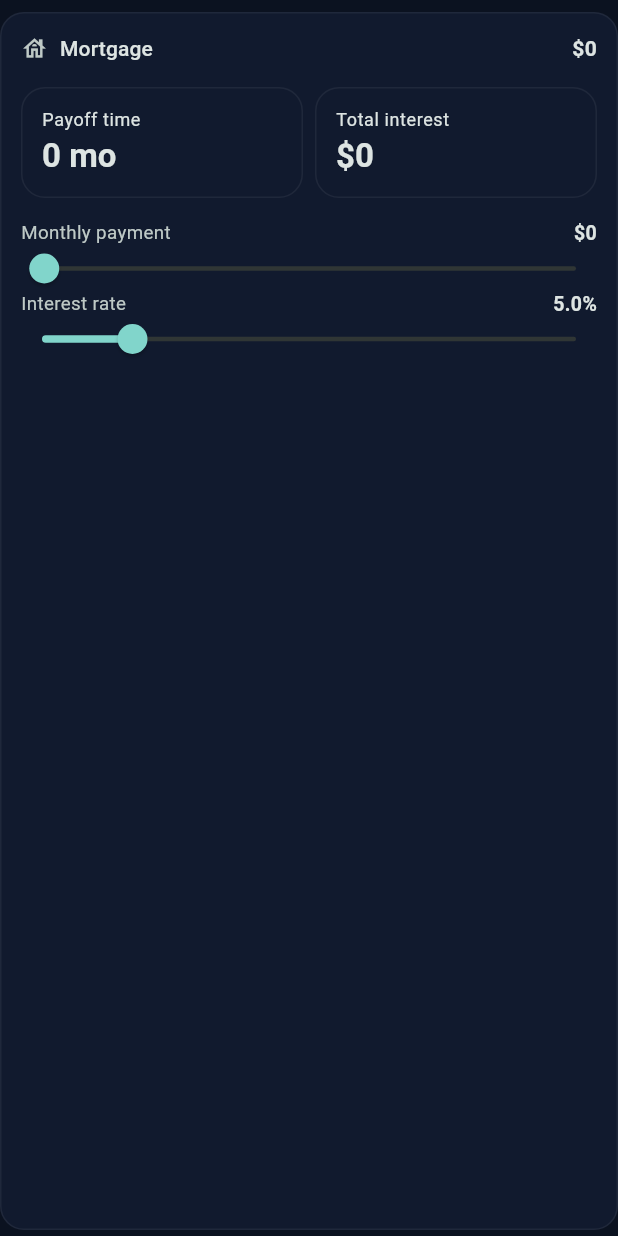
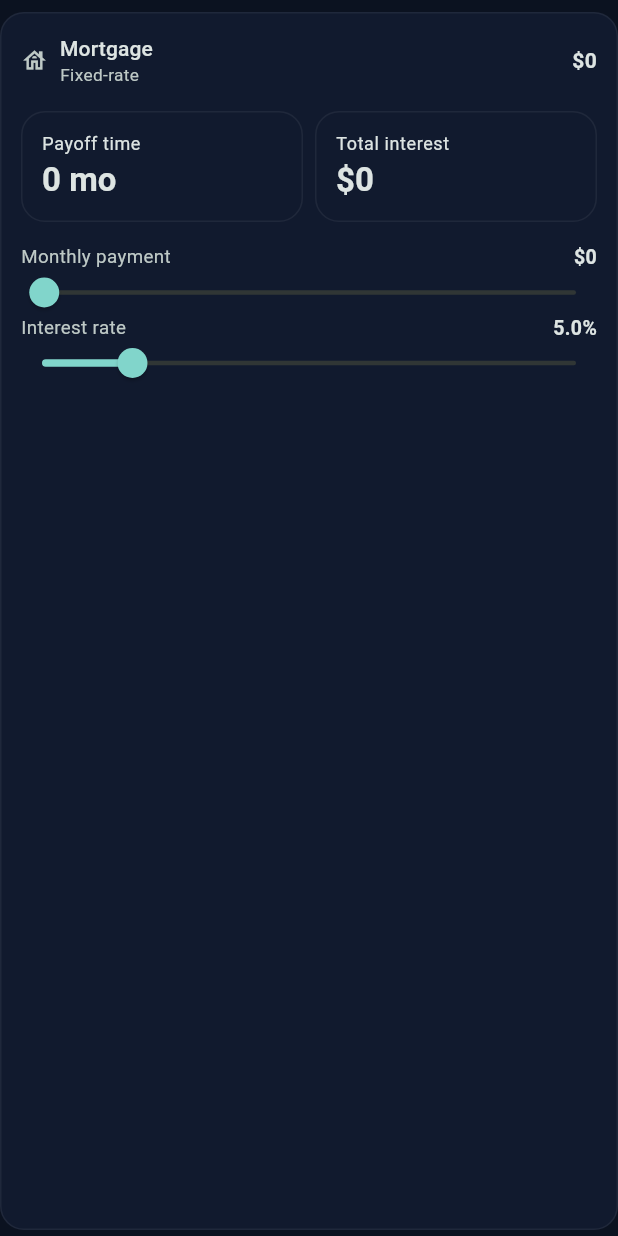
Before and after one commit to Bobs-Dev-Attic/Wealthy, a Flutter app: the _DebtCard widget shown alone on an empty page, opened directly with empty values, on a phone screen of 412 x 824 dp. Run offline on Flutter 3.47's test engine with Material 3 defaults, Android fonts, the phone set to English and light mode, and no system bars; our stand-ins replace fl_chart, flutter_riverpod, go_router, qr_flutter, shared_preferences, supabase_flutter; missing offline and left inert: mobile_scanner; accounts and stored records are empty.

Commit message:
Liabilities: name field, mortgage type, amortization params (#26)
- Add an editable Name field to each liability (was previously stuck on
  the default 'New debt').
- For mortgages, add a Mortgage type field (Fixed / Variable / Jumbo)
  plus optional Term (years) and Extra monthly payment parameters.
- Extra payment flows into the plan (annualPayment / payoff / balanceAfter
  use total payment), so paying more pays the loan down faster everywhere.
- Debt tab shows the mortgage kind / term / extra as a subtitle, folds
  extra payment into the schedule, and gains a Yearly / 5-yr toggle that —
  together with the term bound — makes the amortization table concise.
- Migration adds mortgage_kind, term_years, extra_monthly_payment.


Claude-Session: https://claude.ai/code/session_018xKGDew6xYs3piMjpbgCt5

Co-authored-by: Claude <noreply@anthropic.com>

```diff
--- a/lib/models/liability.dart
+++ b/lib/models/liability.dart
@@ -3,6 +3,30 @@ import 'dart:math' as math;
 /// Debt the user owes — reduces net worth and, while outstanding, adds a
 /// payment to annual expenses.
 enum LiabilityType { mortgage, auto, student, creditCard, loan, other }
+
+/// For mortgages, the rate/loan structure (informational + shown on the debt
+/// schedule).
+enum MortgageKind { fixed, variable, jumbo }
+
+extension MortgageKindX on MortgageKind {
+  String get db => switch (this) {
+        MortgageKind.fixed => 'fixed',
+        MortgageKind.variable => 'variable',
+        MortgageKind.jumbo => 'jumbo',
+      };
+  String get label => switch (this) {
+        MortgageKind.fixed => 'Fixed-rate',
+        MortgageKind.variable => 'Variable / ARM',
+        MortgageKind.jumbo => 'Jumbo',
+      };
+  static MortgageKind? fromDb(String? s) {
+    if (s == null || s.isEmpty) return null;
+    for (final k in MortgageKind.values) {
+      if (k.db == s) return k;
+    }
+    return null;
+  }
+}
 
 extension LiabilityTypeX on LiabilityType {
   String get db => switch (this) {
@@ -33,6 +57,15 @@ class Liability {
   final double interestRate;
   final double monthlyPayment;
 
+  /// Mortgage-only structure (null for non-mortgages).
+  final MortgageKind? mortgageKind;
+
+  /// Optional loan term in years (0 = unspecified). Bounds the schedule.
+  final int termYears;
+
+  /// Optional extra amount paid each month on top of [monthlyPayment].
+  final double extraMonthlyPayment;
+
   const Liability({
     this.id,
     required this.name,
@@ -40,6 +73,9 @@ class Liability {
     required this.balance,
     this.interestRate = 0.05,
     this.monthlyPayment = 0,
+    this.mortgageKind,
+    this.termYears = 0,
+    this.extraMonthlyPayment = 0,
   });
 
   Liability copyWith({
@@ -49,6 +85,9 @@ class Liability {
     double? balance,
     double? interestRate,
     double? monthlyPayment,
+    MortgageKind? mortgageKind,
+    int? termYears,
+    double? extraMonthlyPayment,
   }) =>
       Liability(
         id: id ?? this.id,
@@ -57,6 +96,9 @@ class Liability {
         balance: balance ?? this.balance,
         interestRate: interestRate ?? this.interestRate,
         monthlyPayment: monthlyPayment ?? this.monthlyPayment,
+        mortgageKind: mortgageKind ?? this.mortgageKind,
+        termYears: termYears ?? this.termYears,
+        extraMonthlyPayment: extraMonthlyPayment ?? this.extraMonthlyPayment,
       );
 
   factory Liability.fromJson(Map<String, dynamic> j) => Liability(
@@ -66,6 +108,9 @@ class Liability {
         balance: (j['balance'] as num?)?.toDouble() ?? 0,
         interestRate: (j['interest_rate'] as num?)?.toDouble() ?? 0.05,
         monthlyPayment: (j['monthly_payment'] as num?)?.toDouble() ?? 0,
+        mortgageKind: MortgageKindX.fromDb(j['mortgage_kind'] as String?),
+        termYears: (j['term_years'] as num?)?.toInt() ?? 0,
+        extraMonthlyPayment: (j['extra_monthly_payment'] as num?)?.toDouble() ?? 0,
       );
 
   Map<String, dynamic> toInsert(String userId) => {
@@ -75,20 +120,27 @@ class Liability {
         'balance': balance,
         'interest_rate': interestRate,
         'monthly_payment': monthlyPayment,
+        'mortgage_kind': mortgageKind?.db,
+        'term_years': termYears,
+        'extra_monthly_payment': extraMonthlyPayment,
       };
 
-  double get annualPayment => monthlyPayment * 12;
+  /// Total paid each month, including any extra payment.
+  double get totalMonthlyPayment => monthlyPayment + extraMonthlyPayment;
+
+  double get annualPayment => totalMonthlyPayment * 12;
 
   /// Years to pay off at the current payment using the standard amortization
   /// formula. Returns 99 if the payment never covers the interest.
   double get payoffYears {
     if (balance <= 0) return 0;
-    if (monthlyPayment <= 0) return 99;
+    final pay = totalMonthlyPayment;
+    if (pay <= 0) return 99;
     final r = interestRate / 12;
-    if (r <= 0) return (balance / monthlyPayment) / 12;
+    if (r <= 0) return (balance / pay) / 12;
     final monthlyInterest = balance * r;
-    if (monthlyPayment <= monthlyInterest) return 99;
-    final n = -math.log(1 - (r * balance) / monthlyPayment) / math.log(1 + r);
+    if (pay <= monthlyInterest) return 99;
+    final n = -math.log(1 - (r * balance) / pay) / math.log(1 + r);
     return n / 12;
   }
 
@@ -97,15 +149,16 @@ class Liability {
     if (balance <= 0) return 0;
     final months = years * 12;
     final r = interestRate / 12;
-    if (monthlyPayment <= 0) {
+    final pay = totalMonthlyPayment;
+    if (pay <= 0) {
       // No payments: balance grows with interest.
       return balance * math.pow(1 + r, months).toDouble();
     }
     if (r <= 0) {
-      return math.max(0, balance - monthlyPayment * months);
+      return math.max(0, balance - pay * months);
     }
     final grown = balance * math.pow(1 + r, months).toDouble();
-    final paid = monthlyPayment * ((math.pow(1 + r, months).toDouble() - 1) / r);
+    final paid = pay * ((math.pow(1 + r, months).toDouble() - 1) / r);
     return math.max(0, grown - paid);
   }
 }
--- a/lib/screens/planner/result_tabs.dart
+++ b/lib/screens/planner/result_tabs.dart
@@ -380,16 +380,24 @@ class DebtView extends ConsumerWidget {
   }
 }
 
-class _DebtCard extends StatelessWidget {
+class _DebtCard extends StatefulWidget {
   const _DebtCard({super.key, required this.liability, required this.onChanged});
   final Liability liability;
   final ValueChanged<Liability> onChanged;
+  @override
+  State<_DebtCard> createState() => _DebtCardState();
+}
+
+class _DebtCardState extends State<_DebtCard> {
+  int _groupYears = 1;
 
   @override
   Widget build(BuildContext context) {
-    final l = liability;
+    final l = widget.liability;
+    final onChanged = widget.onChanged;
     final cs = Theme.of(context).colorScheme;
-    final sched = _amortize(l.balance, l.interestRate, l.monthlyPayment);
+    final pay = l.totalMonthlyPayment; // includes any extra payment
+    final sched = _amortize(l.balance, l.interestRate, pay);
     final monthlyInterest = l.balance * l.interestRate / 12;
 
     // Slider bounds, kept wide enough to always contain the current value.
@@ -397,6 +405,12 @@ class _DebtCard extends StatelessWidget {
         .reduce(math.max)
         .ceilToDouble();
     final rateMax = math.max(0.30, l.interestRate);
+
+    final subtitle = <String>[
+      if (l.type == LiabilityType.mortgage && l.mortgageKind != null) l.mortgageKind!.label,
+      if (l.termYears > 0) '${l.termYears}-yr term',
+      if (l.extraMonthlyPayment > 0) '+${money(l.extraMonthlyPayment)}/mo extra',
+    ].join('  ·  ');
 
     return Card(
       margin: const EdgeInsets.only(top: 8, bottom: 4),
@@ -409,8 +423,16 @@ class _DebtCard extends StatelessWidget {
               Icon(_debtIcon(l.type), size: 18, color: cs.onSurfaceVariant),
               const SizedBox(width: 8),
               Expanded(
-                child: Text(l.name.isEmpty ? l.type.label : l.name,
-                    style: Theme.of(context).textTheme.titleSmall),
+                child: Column(
+                  crossAxisAlignment: CrossAxisAlignment.start,
+                  mainAxisSize: MainAxisSize.min,
+                  children: [
+                    Text(l.name.isEmpty ? l.type.label : l.name,
+                        style: Theme.of(context).textTheme.titleSmall),
+                    if (subtitle.isNotEmpty)
+                      Text(subtitle, style: TextStyle(fontSize: 11.5, color: cs.onSurfaceVariant)),
+                  ],
+                ),
               ),
               Text(money(l.balance), style: const TextStyle(fontWeight: FontWeight.bold)),
             ]),
@@ -434,7 +456,7 @@ class _DebtCard extends StatelessWidget {
                   const SizedBox(width: 6),
                   Expanded(
                     child: Text(
-                      'Payment of ${money(l.monthlyPayment)} doesn\'t cover ${money(monthlyInterest)}/mo '
+                      'Payment of ${money(pay)} doesn\'t cover ${money(monthlyInterest)}/mo '
                       'in interest — the balance never goes down. Raise the payment below.',
                       style: TextStyle(fontSize: 12, color: cs.error),
                     ),
@@ -462,9 +484,26 @@ class _DebtCard extends StatelessWidget {
             ),
             if (sched.amortizes && sched.years.isNotEmpty) ...[
               const SizedBox(height: 6),
-              Text('Amortization (per year)', style: Theme.of(context).textTheme.labelLarge),
+              Row(children: [
+                Expanded(
+                  child: Text('Amortization', style: Theme.of(context).textTheme.labelLarge),
+                ),
+                SegmentedButton<int>(
+                  style: ButtonStyle(
+                    visualDensity: VisualDensity.compact,
+                    textStyle: WidgetStatePropertyAll(TextStyle(fontSize: 11.5)),
+                  ),
+                  segments: const [
+                    ButtonSegment(value: 1, label: Text('Yearly')),
+                    ButtonSegment(value: 5, label: Text('5-yr')),
+                  ],
+                  selected: {_groupYears},
+                  showSelectedIcon: false,
+                  onSelectionChanged: (s) => setState(() => _groupYears = s.first),
+                ),
+              ]),
               const SizedBox(height: 4),
-              _AmortTable(years: sched.years),
+              _AmortTable(years: sched.years, groupYears: _groupYears, termYears: l.termYears),
             ],
           ],
         ),
@@ -521,18 +560,38 @@ class _SliderRow extends StatelessWidget {
 }
 
 class _AmortTable extends StatelessWidget {
-  const _AmortTable({required this.years});
+  const _AmortTable({required this.years, this.groupYears = 1, this.termYears = 0});
   final List<_DebtYear> years;
+  final int groupYears;
+  final int termYears;
+
   @override
   Widget build(BuildContext context) {
     final cs = Theme.of(context).colorScheme;
     final head = TextStyle(fontSize: 11.5, fontWeight: FontWeight.w600, color: cs.onSurfaceVariant);
     const cell = TextStyle(fontSize: 12);
+
+    // Optionally bound the schedule to the loan term, then group rows.
+    var rows = termYears > 0 ? years.where((y) => y.year <= termYears).toList() : years;
+    final groups = <({String label, double principal, double interest, double balance})>[];
+    final step = groupYears < 1 ? 1 : groupYears;
+    for (var i = 0; i < rows.length; i += step) {
+      final chunk = rows.sublist(i, math.min(i + step, rows.length));
+      groups.add((
+        label: chunk.length == 1
+            ? '${chunk.first.year}'
+            : '${chunk.first.year}–${chunk.last.year}',
+        principal: chunk.fold(0.0, (s, y) => s + y.principal),
+        interest: chunk.fold(0.0, (s, y) => s + y.interest),
+        balance: chunk.last.endingBalance,
+      ));
+    }
+
     Widget row(String a, String b, String c, String d, {TextStyle? style, Color? bg}) => Container(
           color: bg,
           padding: const EdgeInsets.symmetric(vertical: 4, horizontal: 6),
           child: Row(children: [
-            SizedBox(width: 38, child: Text(a, style: style ?? cell)),
+            SizedBox(width: 52, child: Text(a, style: style ?? cell)),
             Expanded(child: Text(b, style: style ?? cell, textAlign: TextAlign.right)),
             Expanded(child: Text(c, style: style ?? cell, textAlign: TextAlign.right)),
             Expanded(child: Text(d, style: style ?? cell, textAlign: TextAlign.right)),
@@ -540,14 +599,14 @@ class _AmortTable extends StatelessWidget {
         );
     return Column(
       children: [
-        row('Yr', 'Principal', 'Interest', 'Balance', style: head),
-        for (final y in years)
+        row(groupYears > 1 ? 'Years' : 'Yr', 'Principal', 'Interest', 'Balance', style: head),
+        for (var i = 0; i < groups.length; i++)
           row(
-            '${y.year}',
-            money(y.principal),
-            money(y.interest),
-            money(y.endingBalance),
-            bg: y.year.isEven ? cs.surfaceContainerHighest.withValues(alpha: 0.3) : null,
+            groups[i].label,
+            money(groups[i].principal),
+            money(groups[i].interest),
+            money(groups[i].balance),
+            bg: i.isOdd ? cs.surfaceContainerHighest.withValues(alpha: 0.3) : null,
           ),
       ],
     );
```
Also changed, not shown: lib/screens/planner/input_tabs.dart (+41 -0 lines), 1 other file.
